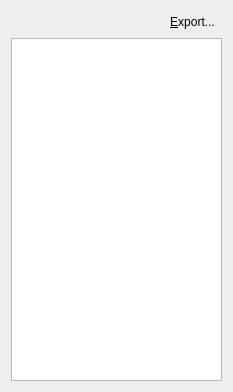
Old version of the form eclectusqt/ui/VocabularyPage.ui in the repository cburgmer/eclectus.
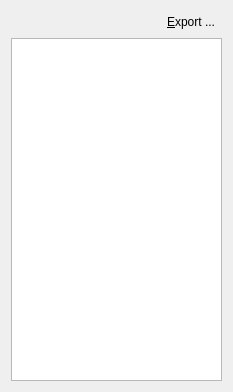
New version of the form.

Commit message: - Follow changes in cjklib - Fix searching for translation when FTS3 is disabled (now default) - Fix translation in ui

```diff
--- a/eclectusqt/ui/VocabularyPage.ui
+++ b/eclectusqt/ui/VocabularyPage.ui
@@ -31,7 +31,7 @@
      <item>
       <widget class="QToolButton" name="exportHistoryButton" >
        <property name="text" >
-        <string>&amp;Export...</string>
+        <string>&amp;Export ...</string>
        </property>
        <property name="popupMode" >
         <enum>QToolButton::InstantPopup</enum>
```
The commit also changes 5 other files.
